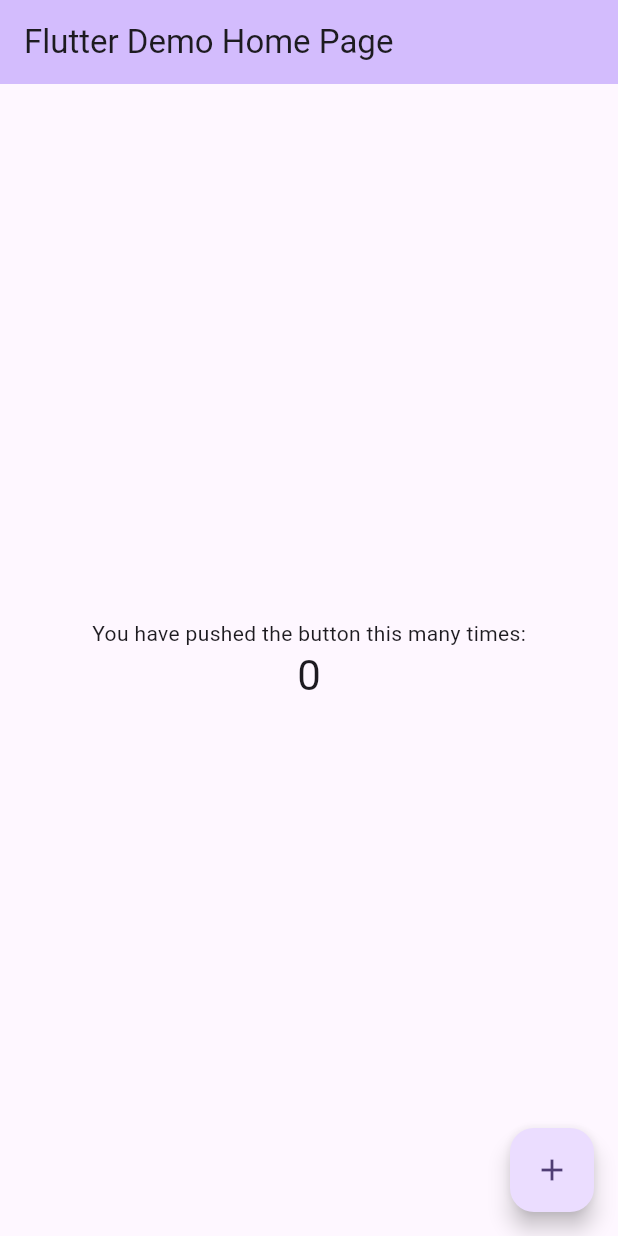
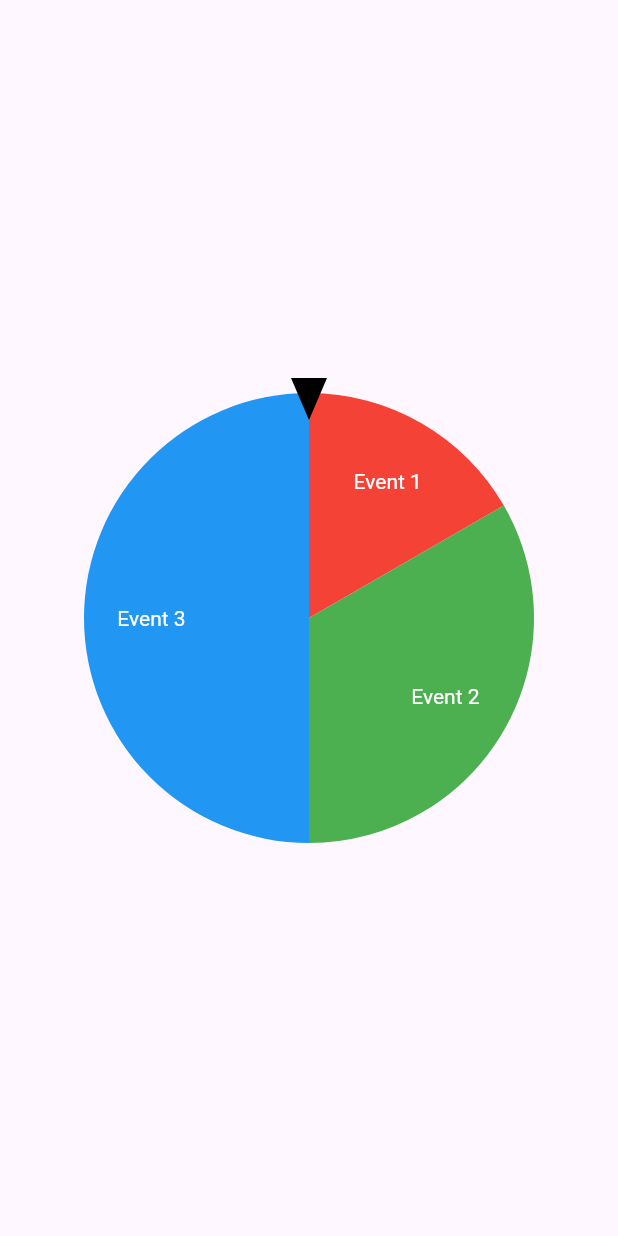
Before and after one commit to fischerscode/edu-Glueksrad, a Flutter app: the screen it shows after launch, on a phone screen of 412 x 824 dp. Run offline on Flutter 3.47's test engine with Material 3 defaults, Android fonts, the phone set to English and light mode, and no system bars; our stand-ins replace freezed_annotation.

Commit message:
wheel working

```diff
--- a/lib/main.dart
+++ b/lib/main.dart
@@ -1,4 +1,6 @@
 import 'package:flutter/material.dart';
+
+import 'wheel_page.dart';
 
 void main() {
   runApp(const MyApp());
@@ -13,110 +15,9 @@ class MyApp extends StatelessWidget {
     return MaterialApp(
       title: 'Flutter Demo',
       theme: ThemeData(
-        // This is the theme of your application.
-        //
-        // TRY THIS: Try running your application with "flutter run". You'll see
-        // the application has a purple toolbar. Then, without quitting the app,
-        // try changing the seedColor in the colorScheme below to Colors.green
-        // and then invoke "hot reload" (save your changes or press the "hot
-        // reload" button in a Flutter-supported IDE, or press "r" if you used
-        // the command line to start the app).
-        //
-        // Notice that the counter didn't reset back to zero; the application
-        // state is not lost during the reload. To reset the state, use hot
-        // restart instead.
-        //
-        // This works for code too, not just values: Most code changes can be
-        // tested with just a hot reload.
         colorScheme: ColorScheme.fromSeed(seedColor: Colors.deepPurple),
       ),
-      home: const MyHomePage(title: 'Flutter Demo Home Page'),
+      home: WheelPage(),
     );
   }
 }
-
-class MyHomePage extends StatefulWidget {
-  const MyHomePage({super.key, required this.title});
-
-  // This widget is the home page of your application. It is stateful, meaning
-  // that it has a State object (defined below) that contains fields that affect
-  // how it looks.
-
-  // This class is the configuration for the state. It holds the values (in this
-  // case the title) provided by the parent (in this case the App widget) and
-  // used by the build method of the State. Fields in a Widget subclass are
-  // always marked "final".
-
-  final String title;
-
-  @override
-  State<MyHomePage> createState() => _MyHomePageState();
-}
-
-class _MyHomePageState extends State<MyHomePage> {
-  int _counter = 0;
-
-  void _incrementCounter() {
-    setState(() {
-      // This call to setState tells the Flutter framework that something has
-      // changed in this State, which causes it to rerun the build method below
-      // so that the display can reflect the updated values. If we changed
-      // _counter without calling setState(), then the build method would not be
-      // called again, and so nothing would appear to happen.
-      _counter++;
-    });
-  }
-
-  @override
-  Widget build(BuildContext context) {
-    // This method is rerun every time setState is called, for instance as done
-    // by the _incrementCounter method above.
-    //
-    // The Flutter framework has been optimized to make rerunning build methods
-    // fast, so that you can just rebuild anything that needs updating rather
-    // than having to individually change instances of widgets.
-    return Scaffold(
-      appBar: AppBar(
-        // TRY THIS: Try changing the color here to a specific color (to
-        // Colors.amber, perhaps?) and trigger a hot reload to see the AppBar
-        // change color while the other colors stay the same.
-        backgroundColor: Theme.of(context).colorScheme.inversePrimary,
-        // Here we take the value from the MyHomePage object that was created by
-        // the App.build method, and use it to set our appbar title.
-        title: Text(widget.title),
-      ),
-      body: Center(
-        // Center is a layout widget. It takes a single child and positions it
-        // in the middle of the parent.
-        child: Column(
-          // Column is also a layout widget. It takes a list of children and
-          // arranges them vertically. By default, it sizes itself to fit its
-          // children horizontally, and tries to be as tall as its parent.
-          //
-          // Column has various properties to control how it sizes itself and
-          // how it positions its children. Here we use mainAxisAlignment to
-          // center the children vertically; the main axis here is the vertical
-          // axis because Columns are vertical (the cross axis would be
-          // horizontal).
-          //
-          // TRY THIS: Invoke "debug painting" (choose the "Toggle Debug Paint"
-          // action in the IDE, or press "p" in the console), to see the
-          // wireframe for each widget.
-          mainAxisAlignment: MainAxisAlignment.center,
-          children: <Widget>[
-            const Text('You have pushed the button this many times:'),
-            Text(
-              '$_counter',
-              style: Theme.of(context).textTheme.headlineMedium,
-            ),
-          ],
-        ),
-      ),
-      floatingActionButton: FloatingActionButton(
-        onPressed: _incrementCounter,
-        tooltip: 'Increment',
-        child: const Icon(Icons.add),
-      ), // This trailing comma makes auto-formatting nicer for build methods.
-    );
-  }
-}
--- /dev/null
+++ b/lib/wheel/wheel_config.dart
@@ -0,0 +1,55 @@
+import 'dart:ui';
+
+import 'package:freezed_annotation/freezed_annotation.dart';
+
+part 'wheel_config.freezed.dart';
+part 'wheel_config.g.dart';
+
+@freezed
+abstract class WheelConfig with _$WheelConfig {
+  const WheelConfig._();
+
+  const factory WheelConfig({
+    required List<Event> events,
+    required List<Section> sections,
+  }) = _WheelConfig;
+
+  factory WheelConfig.fromJson(Map<String, Object?> json) =>
+      _$WheelConfigFromJson(json);
+
+  int get totalSize {
+    return sections.fold(0, (sum, section) => sum + section.size);
+  }
+}
+
+@freezed
+abstract class Event with _$Event {
+  const factory Event({
+    required String name,
+    @ColorConverter() required Color color,
+  }) = _Event;
+
+  factory Event.fromJson(Map<String, Object?> json) => _$EventFromJson(json);
+}
+
+@freezed
+abstract class Section with _$Section {
+  const factory Section({required int eventId, required int size}) = _Section;
+
+  factory Section.fromJson(Map<String, Object?> json) =>
+      _$SectionFromJson(json);
+}
+
+class ColorConverter implements JsonConverter<Color, int> {
+  const ColorConverter();
+
+  @override
+  Color fromJson(int json) {
+    return Color(json);
+  }
+
+  @override
+  int toJson(Color color) {
+    return color.toARGB32();
+  }
+}
--- /dev/null
+++ b/lib/wheel/wheel_of_fortune.dart
@@ -0,0 +1,201 @@
+import 'dart:math';
+import 'package:flutter/material.dart';
+import 'package:glueksrad/wheel/wheel_config.dart';
+
+/// A customizable Wheel of Fortune widget for Flutter.
+class WheelOfFortune extends StatefulWidget {
+  final WheelConfig config;
+
+  final void Function(Event event, int section) onResult;
+
+  const WheelOfFortune({
+    super.key,
+    required this.config,
+    required this.onResult,
+  });
+
+  @override
+  State<WheelOfFortune> createState() => _WheelOfFortuneState();
+}
+
+class _WheelOfFortuneState extends State<WheelOfFortune>
+    with SingleTickerProviderStateMixin {
+  late AnimationController _controller;
+  late Animation<double> _animation;
+  double _currentAngle = 0;
+  final Random _random = Random();
+
+  @override
+  void initState() {
+    super.initState();
+    _controller = AnimationController(
+      vsync: this,
+      duration: const Duration(seconds: 5),
+    );
+    _animation =
+        Tween<double>(begin: 0, end: 0).animate(
+            CurvedAnimation(parent: _controller, curve: Curves.decelerate),
+          )
+          ..addListener(() {
+            setState(() {
+              _currentAngle = _animation.value;
+            });
+          })
+          ..addStatusListener((status) {
+            if (status == AnimationStatus.completed) {
+              _calculateResult();
+            }
+          });
+  }
+
+  /// Spin the wheel with a random amount of rotation.
+  void spin() {
+    final double randomSpin = _random.nextDouble() + 2;
+    _animation = Tween<double>(
+      begin: _currentAngle,
+      end: _currentAngle + randomSpin,
+    ).animate(CurvedAnimation(parent: _controller, curve: Curves.decelerate));
+    _controller
+      ..reset()
+      ..forward();
+  }
+
+  /// Determine which segment the wheel stopped on.
+  void _calculateResult() {
+    final (Event event, int section) = WheelPaint.calculateResult(
+      _currentAngle,
+      widget.config,
+    );
+    widget.onResult(event, section);
+  }
+
+  @override
+  void dispose() {
+    _controller.dispose();
+    super.dispose();
+  }
+
+  @override
+  Widget build(BuildContext context) {
+    return GestureDetector(
+      onTap: spin,
+      child: WheelPaint(config: widget.config, angle: _currentAngle),
+    );
+  }
+}
+
+class WheelPaint extends StatelessWidget {
+  final WheelConfig config;
+  final double angle;
+
+  const WheelPaint({super.key, required this.config, required this.angle});
+
+  @override
+  Widget build(BuildContext context) {
+    return CustomPaint(painter: _WheelPainter(config, angle));
+  }
+
+  static (Event event, int section) calculateResult(
+    double angle,
+    WheelConfig config,
+  ) {
+    final normaized = -angle % 1;
+
+    final segments = calculateSegments(config);
+
+    for (int i = 0; i < segments.length; i++) {
+      if (normaized >= segments[i].start && normaized < segments[i].end) {
+        return (segments[i].event, i);
+      }
+    }
+    assert(false, 'No segment found for angle: $angle');
+    return (config.events[config.sections[0].eventId], 0);
+  }
+
+  static List<({double start, double end, Event event})> calculateSegments(
+    WheelConfig config,
+  ) {
+    final List<({double start, double end, Event event})> segments = [];
+
+    final int totalSize = config.totalSize;
+    final List<double> segmentSizes = config.sections
+        .map((section) => section.size / totalSize)
+        .toList();
+
+    double start = 0;
+
+    for (int i = 0; i < segmentSizes.length; i++) {
+      segments.add((
+        start: start,
+        end: start + segmentSizes[i],
+        event: config.events[config.sections[i].eventId],
+      ));
+
+      start += segmentSizes[i];
+    }
+
+    return segments;
+  }
+}
+
+/// Painter class that draws the wheel and the pointer.
+class _WheelPainter extends CustomPainter {
+  final WheelConfig config;
+
+  /// The current angle of the wheel, 0 means, that the first segment starts
+  /// at the top, 0.5 means the first segment starts at the bottom.
+  final double angle;
+  final TextPainter _textPainter = TextPainter(
+    textDirection: TextDirection.ltr,
+  );
+
+  _WheelPainter(this.config, this.angle);
+
+  @override
+  void paint(Canvas canvas, Size size) {
+    final double radius = size.shortestSide / 2;
+    final Offset center = size.center(Offset.zero);
+
+    final segments = WheelPaint.calculateSegments(config);
+
+    final Paint paint = Paint()..style = PaintingStyle.fill;
+
+    for (final segment in segments) {
+      final paintStart = (angle + segment.start) * 2 * pi - pi / 2;
+      final segmentSize = (segment.end - segment.start) * 2 * pi;
+      paint.color = segment.event.color;
+      canvas.drawArc(
+        Rect.fromCircle(center: center, radius: radius),
+        paintStart,
+        segmentSize,
+        true,
+        paint,
+      );
+
+      // Draw segment label
+      final double textAngle = paintStart + segmentSize / 2;
+      _textPainter.text = TextSpan(
+        text: segment.event.name,
+        style: const TextStyle(fontSize: 14, color: Colors.white),
+      );
+      _textPainter.layout();
+      final double x =
+          center.dx + (radius * 0.7) * cos(textAngle) - _textPainter.width / 2;
+      final double y =
+          center.dy + (radius * 0.7) * sin(textAngle) - _textPainter.height / 2;
+      _textPainter.paint(canvas, Offset(x, y));
+    }
+
+    final Path pointer = Path()
+      ..moveTo(center.dx, center.dy - radius + 18)
+      ..lineTo(center.dx - 12, center.dy - radius - 10)
+      ..lineTo(center.dx + 12, center.dy - radius - 10)
+      ..close();
+    canvas.drawPath(pointer, paint..color = Colors.black);
+  }
+
+  @override
+  bool shouldRepaint(covariant _WheelPainter old) {
+    return old.angle != angle || old.config != config;
+  }
+}
--- /dev/null
+++ b/lib/wheel_page.dart
@@ -0,0 +1,36 @@
+import 'package:flutter/material.dart';
+import 'package:glueksrad/wheel/wheel_config.dart';
+import 'package:glueksrad/wheel/wheel_of_fortune.dart';
+
+class WheelPage extends StatelessWidget {
+  const WheelPage({super.key});
+
+  @override
+  Widget build(BuildContext context) {
+    return Scaffold(
+      body: Center(
+        child: SizedBox(
+          width: 300,
+          height: 300,
+          child: WheelOfFortune(
+            config: WheelConfig(
+              events: [
+                Event(name: 'Event 1', color: Colors.red),
+                Event(name: 'Event 2', color: Colors.green),
+                Event(name: 'Event 3', color: Colors.blue),
+              ],
+              sections: [
+                Section(eventId: 0, size: 1),
+                Section(eventId: 1, size: 2),
+                Section(eventId: 2, size: 3),
+              ],
+            ),
+            onResult: (event, section) {
+              print('Selected event: ${event.name}, section: $section');
+            },
+          ),
+        ),
+      ),
+    );
+  }
+}
--- a/pubspec.yaml
+++ b/pubspec.yaml
@@ -34,6 +34,8 @@ dependencies:
   # The following adds the Cupertino Icons font to your application.
   # Use with the CupertinoIcons class for iOS style icons.
   cupertino_icons: ^1.0.8
+  freezed_annotation: ^3.0.0
+  json_annotation: ^4.9.0
 
 dev_dependencies:
   flutter_test:
@@ -45,6 +47,9 @@ dev_dependencies:
   # package. See that file for information about deactivating specific lint
   # rules and activating additional ones.
   flutter_lints: ^5.0.0
+  build_runner: ^2.4.15
+  freezed: ^3.0.6
+  json_serializable: ^6.9.5
 
 # For information on the generic Dart part of this file, see the
 # following page: https://dart.dev/tools/pub/pubspec
```
Also changed, not shown: lib/wheel/wheel_config.freezed.dart (added), lib/wheel/wheel_config.g.dart (added), pubspec.lock.
